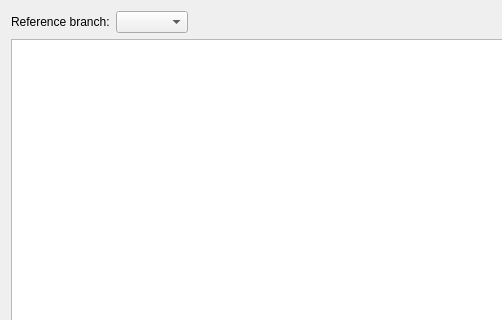
KDE/kommit, file src/gui/pages/branchesstatuswidget.ui: the form before one commit; both pictures show x 0 to 502 and y 0 to 320 of the 664 by 445 pixel window.
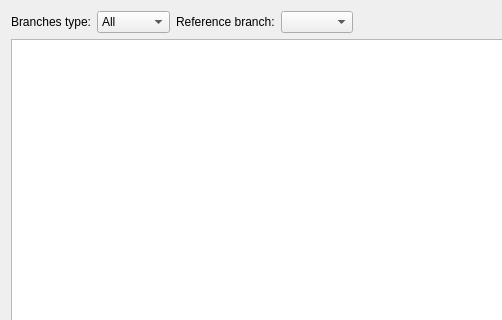
The form after the commit. Icons and pictures are not drawn. Custom widgets are drawn as their Qt base class.

```diff
--- a/src/gui/pages/branchesstatuswidget.ui
+++ b/src/gui/pages/branchesstatuswidget.ui
@@ -19,6 +19,32 @@
   <layout class="QVBoxLayout" name="verticalLayout">
    <item>
     <layout class="QHBoxLayout" name="horizontalLayout">
+     <item>
+      <widget class="QLabel" name="label_2">
+       <property name="text">
+        <string>Branches type:</string>
+       </property>
+      </widget>
+     </item>
+     <item>
+      <widget class="QComboBox" name="comboBoxBranchesType">
+       <item>
+        <property name="text">
+         <string>All</string>
+        </property>
+       </item>
+       <item>
+        <property name="text">
+         <string>Local</string>
+        </property>
+       </item>
+       <item>
+        <property name="text">
+         <string>Remote</string>
+        </property>
+       </item>
+      </widget>
+     </item>
      <item>
       <widget class="QLabel" name="label">
        <property name="text">
```
